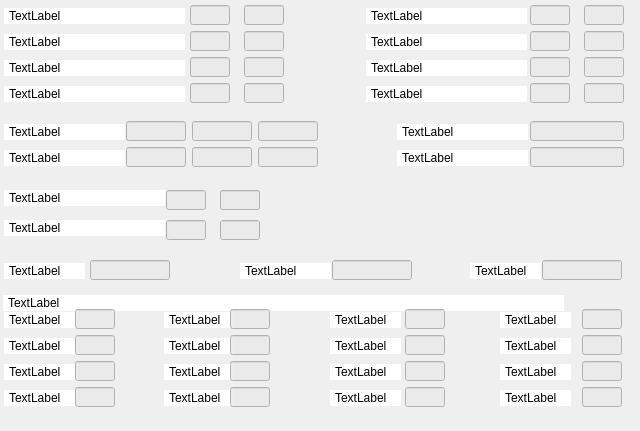
First picture: the form in FFXEditor/CharPanelData.ui, repository ZTHawk/FFXEditor, before the edit.
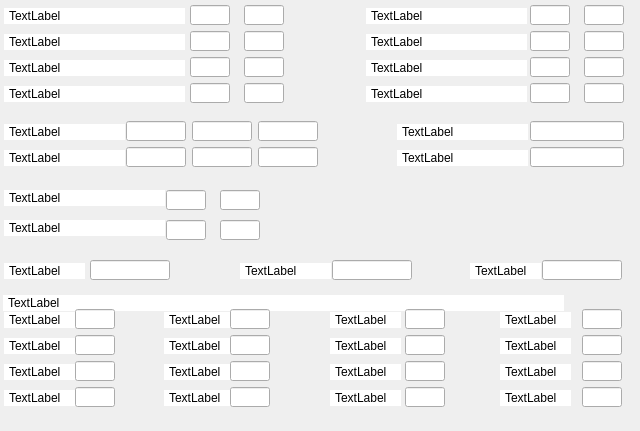
Second picture: the form after the edit. Custom widgets are drawn as their Qt base class.

```diff
--- a/FFXEditor/CharPanelData.ui
+++ b/FFXEditor/CharPanelData.ui
@@ -18,7 +18,7 @@
 	background-color: white;
 	padding: 2 2 2 2;
 }
-QLineEdit{
+QLineEdit[bad=&quot;off&quot;]{
 	background-color: rgba(233, 233, 233, 220);
 }</string>
   </property>
```
